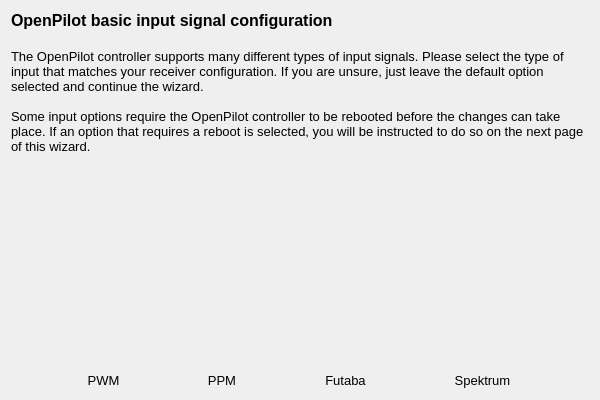
The window that ground/gcs/src/plugins/setupwizard/pages/inputpage.ui (TauLabs/TauLabs) describes before a commit, drawn with Qt 5.
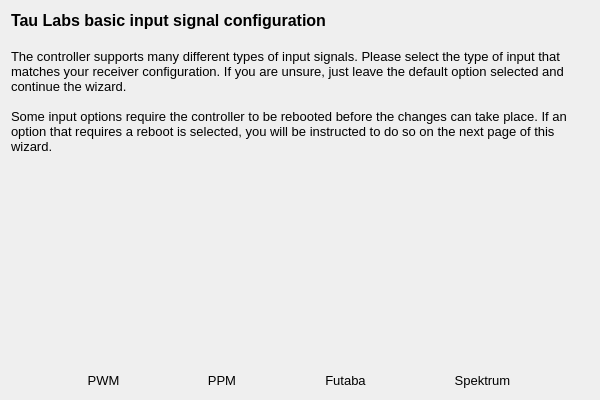
The same window after the commit. Icons and pictures are not drawn.

Commit message: SetupWizard: update page text

Patch:
```diff
--- a/ground/gcs/src/plugins/setupwizard/pages/inputpage.ui
+++ b/ground/gcs/src/plugins/setupwizard/pages/inputpage.ui
@@ -23,12 +23,12 @@
       <string>&lt;!DOCTYPE HTML PUBLIC &quot;-//W3C//DTD HTML 4.0//EN&quot; &quot;http://www.w3.org/TR/REC-html40/strict.dtd&quot;&gt;
 &lt;html&gt;&lt;head&gt;&lt;meta name=&quot;qrichtext&quot; content=&quot;1&quot; /&gt;&lt;style type=&quot;text/css&quot;&gt;
 p, li { white-space: pre-wrap; }
-&lt;/style&gt;&lt;/head&gt;&lt;body style=&quot; font-family:'MS Shell Dlg 2'; font-size:8pt; font-weight:400; font-style:normal;&quot;&gt;
-&lt;p style=&quot; margin-top:0px; margin-bottom:0px; margin-left:0px; margin-right:0px; -qt-block-indent:0; text-indent:0px;&quot;&gt;&lt;span style=&quot; font-size:12pt; font-weight:600;&quot;&gt;OpenPilot basic input signal configuration&lt;/span&gt;&lt;/p&gt;
-&lt;p style=&quot;-qt-paragraph-type:empty; margin-top:0px; margin-bottom:0px; margin-left:0px; margin-right:0px; -qt-block-indent:0; text-indent:0px; font-size:12pt; font-weight:600;&quot;&gt;&lt;br /&gt;&lt;/p&gt;
-&lt;p style=&quot; margin-top:0px; margin-bottom:0px; margin-left:0px; margin-right:0px; -qt-block-indent:0; text-indent:0px;&quot;&gt;&lt;span style=&quot; font-size:10pt;&quot;&gt;The OpenPilot controller supports many different types of input signals. Please select the type of input that matches your receiver configuration. If you are unsure, just leave the default option selected and continue the wizard.&lt;/span&gt;&lt;/p&gt;
-&lt;p style=&quot;-qt-paragraph-type:empty; margin-top:0px; margin-bottom:0px; margin-left:0px; margin-right:0px; -qt-block-indent:0; text-indent:0px; font-size:10pt;&quot;&gt;&lt;br /&gt;&lt;/p&gt;
-&lt;p style=&quot; margin-top:0px; margin-bottom:0px; margin-left:0px; margin-right:0px; -qt-block-indent:0; text-indent:0px;&quot;&gt;&lt;span style=&quot; font-size:10pt;&quot;&gt;Some input options require the OpenPilot controller to be rebooted before the changes can take place. If an option that requires a reboot is selected, you will be instructed to do so on the next page of this wizard.&lt;/span&gt;&lt;/p&gt;&lt;/body&gt;&lt;/html&gt;</string>
+&lt;/style&gt;&lt;/head&gt;&lt;body style=&quot; font-family:'Lucida Grande'; font-size:13pt; font-weight:400; font-style:normal;&quot;&gt;
+&lt;p style=&quot; margin-top:0px; margin-bottom:0px; margin-left:0px; margin-right:0px; -qt-block-indent:0; text-indent:0px;&quot;&gt;&lt;span style=&quot; font-family:'MS Shell Dlg 2'; font-size:12pt; font-weight:600;&quot;&gt;Tau Labs basic input signal configuration&lt;/span&gt;&lt;/p&gt;
+&lt;p style=&quot;-qt-paragraph-type:empty; margin-top:0px; margin-bottom:0px; margin-left:0px; margin-right:0px; -qt-block-indent:0; text-indent:0px; font-family:'MS Shell Dlg 2'; font-size:12pt; font-weight:600;&quot;&gt;&lt;br /&gt;&lt;/p&gt;
+&lt;p style=&quot; margin-top:0px; margin-bottom:0px; margin-left:0px; margin-right:0px; -qt-block-indent:0; text-indent:0px;&quot;&gt;&lt;span style=&quot; font-family:'MS Shell Dlg 2'; font-size:10pt;&quot;&gt;The controller supports many different types of input signals. Please select the type of input that matches your receiver configuration. If you are unsure, just leave the default option selected and continue the wizard.&lt;/span&gt;&lt;/p&gt;
+&lt;p style=&quot;-qt-paragraph-type:empty; margin-top:0px; margin-bottom:0px; margin-left:0px; margin-right:0px; -qt-block-indent:0; text-indent:0px; font-family:'MS Shell Dlg 2'; font-size:10pt;&quot;&gt;&lt;br /&gt;&lt;/p&gt;
+&lt;p style=&quot; margin-top:0px; margin-bottom:0px; margin-left:0px; margin-right:0px; -qt-block-indent:0; text-indent:0px;&quot;&gt;&lt;span style=&quot; font-family:'MS Shell Dlg 2'; font-size:10pt;&quot;&gt;Some input options require the controller to be rebooted before the changes can take place. If an option that requires a reboot is selected, you will be instructed to do so on the next page of this wizard.&lt;/span&gt;&lt;/p&gt;&lt;/body&gt;&lt;/html&gt;</string>
      </property>
      <property name="alignment">
       <set>Qt::AlignLeading|Qt::AlignLeft|Qt::AlignTop</set>
```
The commit also changes 14 other files.
